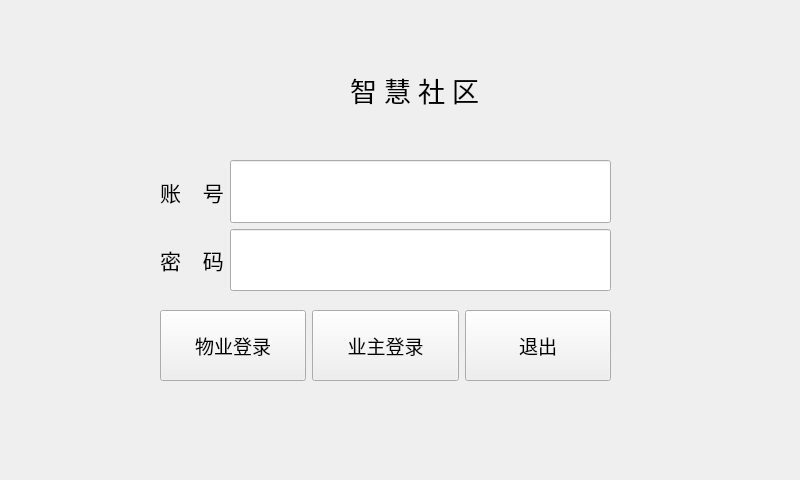
Old version of the form item/intelligent_community/login.ui in the repository hewei-bit/QT-Learing.
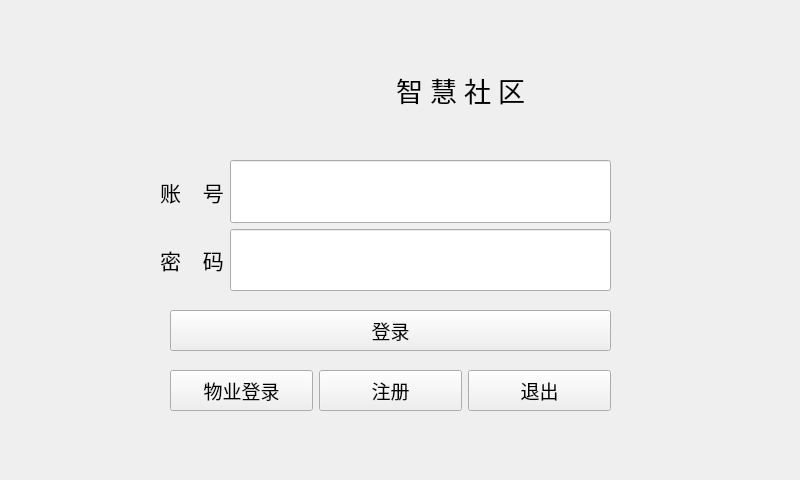
New version of the form. Custom widgets are drawn as their Qt base class.

Patch:
```diff
--- a/item/intelligent_community/login.ui
+++ b/item/intelligent_community/login.ui
@@ -1,7 +1,7 @@
 <?xml version="1.0" encoding="UTF-8"?>
 <ui version="4.0">
  <class>login</class>
- <widget class="QWidget" name="login">
+ <widget class="QMainWindow" name="login">
   <property name="geometry">
    <rect>
     <x>0</x>
@@ -13,72 +13,19 @@
   <property name="windowTitle">
    <string>智慧社区</string>
   </property>
-  <widget class="QWidget" name="widget" native="true">
+  <widget class="QWidget" name="centralwidget">
+   <widget class="QLabel" name="pic_label">
    <property name="geometry">
     <rect>
-     <x>160</x>
-     <y>310</y>
-     <width>451</width>
-     <height>71</height>
-    </rect>
-   </property>
-   <layout class="QHBoxLayout" name="horizontalLayout">
-    <item>
-     <widget class="QPushButton" name="property_Btn">
-      <property name="sizePolicy">
-       <sizepolicy hsizetype="Expanding" vsizetype="Expanding">
-        <horstretch>0</horstretch>
-        <verstretch>0</verstretch>
-       </sizepolicy>
-      </property>
-      <property name="font">
-       <font>
-        <pointsize>14</pointsize>
-       </font>
-      </property>
+      <x>180</x>
+      <y>40</y>
+      <width>119</width>
+      <height>99</height>
+     </rect>
+    </property>
       <property name="text">
-       <string>物业登录</string>
-      </property>
-     </widget>
-    </item>
-    <item>
-     <widget class="QPushButton" name="owner_Btn">
-      <property name="sizePolicy">
-       <sizepolicy hsizetype="Expanding" vsizetype="Expanding">
-        <horstretch>0</horstretch>
-        <verstretch>0</verstretch>
-       </sizepolicy>
-      </property>
-      <property name="font">
-       <font>
-        <pointsize>14</pointsize>
-       </font>
-      </property>
-      <property name="text">
-       <string>业主登录</string>
-      </property>
-     </widget>
-    </item>
-    <item>
-     <widget class="QPushButton" name="exit_btn">
-      <property name="sizePolicy">
-       <sizepolicy hsizetype="Expanding" vsizetype="Expanding">
-        <horstretch>0</horstretch>
-        <verstretch>0</verstretch>
-       </sizepolicy>
-      </property>
-      <property name="font">
-       <font>
-        <family>AcadEref</family>
-        <pointsize>14</pointsize>
-       </font>
-      </property>
-      <property name="text">
-       <string>退出</string>
-      </property>
-     </widget>
-    </item>
-   </layout>
+     <string/>
+    </property>
   </widget>
   <widget class="QWidget" name="widget_2" native="true">
    <property name="geometry">
@@ -151,25 +98,12 @@
     </rect>
    </property>
   </widget>
-  <widget class="QLabel" name="pic_label">
-   <property name="geometry">
-    <rect>
-     <x>180</x>
-     <y>40</y>
-     <width>119</width>
-     <height>99</height>
-    </rect>
-   </property>
-   <property name="text">
-    <string/>
-   </property>
-  </widget>
   <widget class="QLabel" name="title_label">
    <property name="geometry">
     <rect>
-     <x>260</x>
+      <x>340</x>
      <y>40</y>
-     <width>309</width>
+      <width>241</width>
      <height>99</height>
     </rect>
    </property>
@@ -185,6 +119,104 @@
    <property name="alignment">
     <set>Qt::AlignCenter</set>
    </property>
+   </widget>
+   <widget class="QPushButton" name="owner_Btn">
+    <property name="geometry">
+     <rect>
+      <x>170</x>
+      <y>310</y>
+      <width>441</width>
+      <height>41</height>
+     </rect>
+    </property>
+    <property name="sizePolicy">
+     <sizepolicy hsizetype="Expanding" vsizetype="Expanding">
+      <horstretch>0</horstretch>
+      <verstretch>0</verstretch>
+     </sizepolicy>
+    </property>
+    <property name="font">
+     <font>
+      <pointsize>14</pointsize>
+     </font>
+    </property>
+    <property name="text">
+     <string>登录</string>
+    </property>
+   </widget>
+   <widget class="QWidget" name="layoutWidget">
+    <property name="geometry">
+     <rect>
+      <x>170</x>
+      <y>370</y>
+      <width>441</width>
+      <height>41</height>
+     </rect>
+    </property>
+    <layout class="QHBoxLayout" name="horizontalLayout">
+     <item>
+      <widget class="QPushButton" name="property_Btn">
+       <property name="sizePolicy">
+        <sizepolicy hsizetype="Expanding" vsizetype="Expanding">
+         <horstretch>0</horstretch>
+         <verstretch>0</verstretch>
+        </sizepolicy>
+       </property>
+       <property name="font">
+        <font>
+         <pointsize>14</pointsize>
+        </font>
+       </property>
+       <property name="text">
+        <string>物业登录</string>
+       </property>
+      </widget>
+     </item>
+     <item>
+      <widget class="QPushButton" name="register_Btn">
+       <property name="sizePolicy">
+        <sizepolicy hsizetype="Expanding" vsizetype="Expanding">
+         <horstretch>0</horstretch>
+         <verstretch>0</verstretch>
+        </sizepolicy>
+       </property>
+       <property name="font">
+        <font>
+         <pointsize>14</pointsize>
+        </font>
+       </property>
+       <property name="text">
+        <string>注册</string>
+       </property>
+      </widget>
+     </item>
+     <item>
+      <widget class="QPushButton" name="out_btn">
+       <property name="sizePolicy">
+        <sizepolicy hsizetype="Expanding" vsizetype="Expanding">
+         <horstretch>0</horstretch>
+         <verstretch>0</verstretch>
+        </sizepolicy>
+       </property>
+       <property name="font">
+        <font>
+         <family>AcadEref</family>
+         <pointsize>14</pointsize>
+        </font>
+       </property>
+       <property name="text">
+        <string>退出</string>
+       </property>
+      </widget>
+     </item>
+    </layout>
+   </widget>
+   <zorder>layoutWidget</zorder>
+   <zorder>pic_label</zorder>
+   <zorder>widget_2</zorder>
+   <zorder>title_label</zorder>
+   <zorder>owner_Btn</zorder>
+   <zorder>widget_4</zorder>
   </widget>
  </widget>
  <customwidgets>
```
Lines whose indentation alone changed are shown as unchanged.
